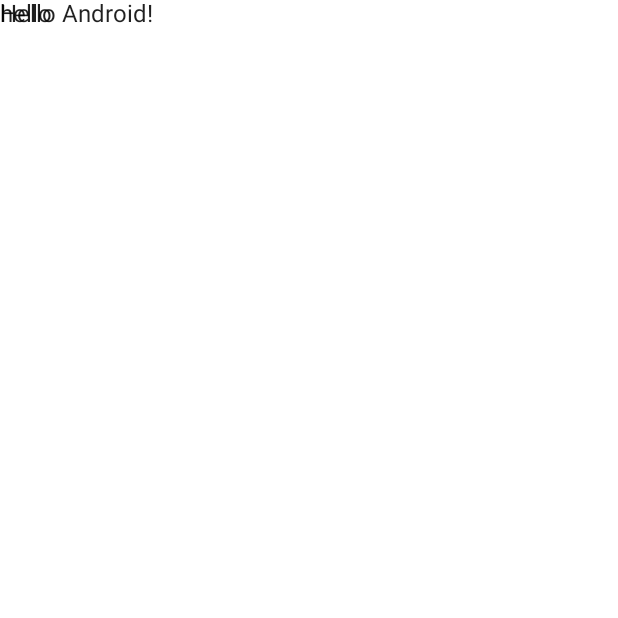
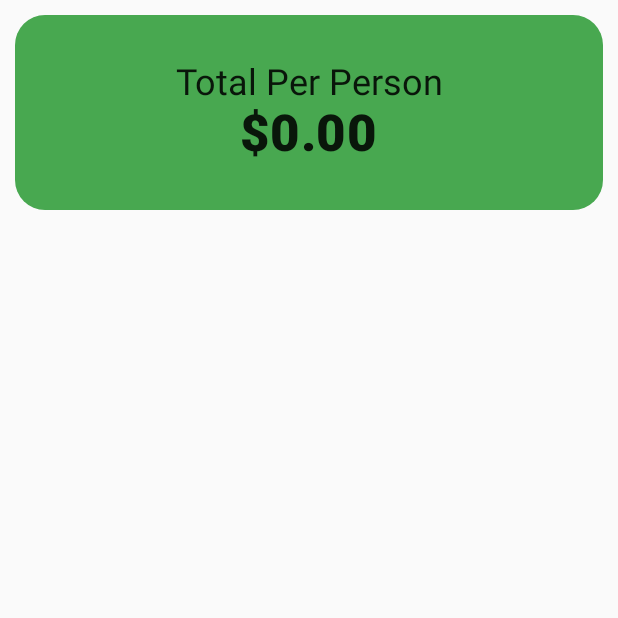
Before and after one commit to DurbinDev/Tip_App, an Android app built with Jetpack Compose: the screen it shows after launch (MainActivity), on a phone screen of 412 x 824 dp, the top half of it. Before the commit the part shown is almost empty. Run offline under Robolectric (Android 15) with nearby library versions, the phone set to English and light mode, and no system bars.

Commit message:
Created Header

```diff
--- a/app/src/main/java/com/example/tip_app/MainActivity.kt
+++ b/app/src/main/java/com/example/tip_app/MainActivity.kt
@@ -3,45 +3,99 @@ package com.example.tip_app
 import android.os.Bundle
 import androidx.activity.ComponentActivity
 import androidx.activity.compose.setContent
-import androidx.compose.foundation.layout.Column
-import androidx.compose.foundation.layout.fillMaxSize
+import androidx.compose.foundation.BorderStroke
+import androidx.compose.foundation.layout.*
+import androidx.compose.foundation.shape.CornerSize
+import androidx.compose.foundation.shape.RoundedCornerShape
 import androidx.compose.material.MaterialTheme
 import androidx.compose.material.Surface
 import androidx.compose.material.Text
 import androidx.compose.runtime.Composable
+import androidx.compose.ui.Alignment
 import androidx.compose.ui.Modifier
+import androidx.compose.ui.draw.clip
+import androidx.compose.ui.graphics.Color
+import androidx.compose.ui.text.font.FontWeight
 import androidx.compose.ui.tooling.preview.Preview
+import androidx.compose.ui.unit.dp
+import androidx.compose.ui.unit.sp
 import com.example.tip_app.ui.theme.Tip_AppTheme
+import java.util.concurrent.ConcurrentLinkedDeque
 
 class MainActivity : ComponentActivity() {
     override fun onCreate(savedInstanceState: Bundle?) {
         super.onCreate(savedInstanceState)
         setContent {
             Tip_AppTheme {
-                // A surface container using the 'background' color from the theme
-                Surface(
-                    modifier = Modifier.fillMaxSize(),
-                    color = MaterialTheme.colors.background
-                ) {
-                    Greeting("Android")
-                }
+                MyApp {
+                    TopHeader()
+
             }
         }
     }
 }
 
 @Composable
-fun Greeting(name: String) {
-    Text(text = "Hello $name!")
-    Column() {
-        Text(text = "hello")
+fun MyApp(content: @Composable () -> Unit) {
+    content()
+}
+
+@Preview
+@Composable
+fun TopHeader(totalPerPerson: Double = 0.0) {
+    Surface(
+        modifier = Modifier
+            .fillMaxWidth()
+            .height(150.dp)
+            .padding(10.dp)
+            .clip(shape = RoundedCornerShape(corner = CornerSize(20.dp))),
+        color = Color(0xFF48a850)
+    ) {
+        Column(
+            modifier = Modifier
+                .padding(12.dp),
+            horizontalAlignment = Alignment.CenterHorizontally,
+            verticalArrangement = Arrangement.Center
+        ) {
+            val total = "%.2f".format(totalPerPerson)
+            Text(
+                "Total Per Person",
+                style = MaterialTheme.typography.h5
+            )
+            Text(
+                "$$total",
+                style = MaterialTheme.typography.h4,
+                fontWeight = FontWeight.ExtraBold
+            )
+        }
     }
 }
 
-@Preview(showBackground = true)
+@Preview
+@Composable
+fun MainContent(){
+    Surface(
+        modifier = Modifier
+            .padding(2.dp)
+            .fillMaxWidth(),
+        shape = RoundedCornerShape(corner = CornerSize(8.dp)),
+        border = BorderStroke(1.dp, color = Color(0xFF48a850))
+    ){
+        Column() {
+
+        }
+    }
+}
+
+
+
+//@Preview(showBackground = true)
 @Composable
 fun DefaultPreview() {
-    Tip_AppTheme {
-        Greeting("Android")
+        Tip_AppTheme {
+            MyApp {
+                Text("Hello")
+            }
+        }
     }
 }
```
